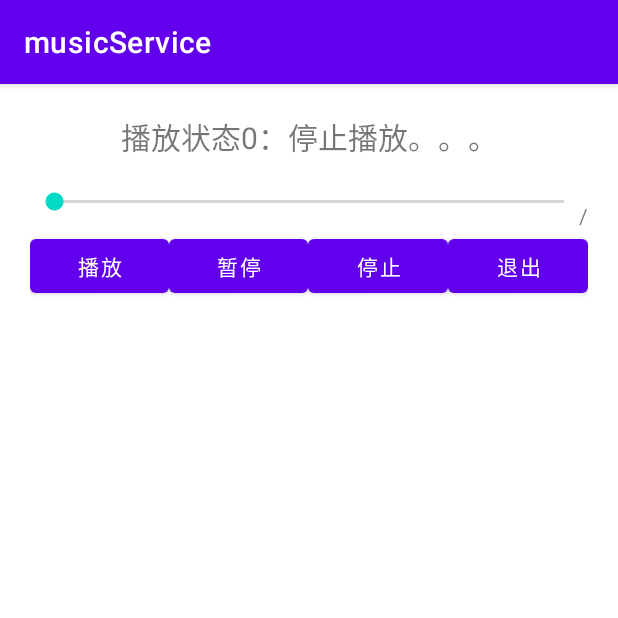
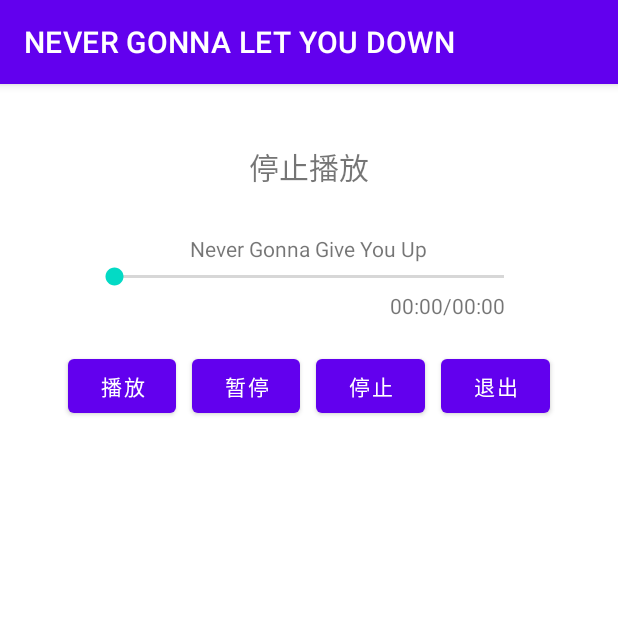
Before and after one commit to RiddMa/LearnAndroidFromScratch, an Android app: the screen it shows after launch (MainActivity), on a phone screen of 412 x 824 dp, the top half of it. Run offline under Robolectric (Android 15) with nearby library versions, the phone set to English and light mode, and no system bars; 2 statements that could not run were skipped.

Commit message:
NEVER GONNA GIVE NEVER GONNA GIVE

```diff
--- a/app/src/main/AndroidManifest.xml
+++ b/app/src/main/AndroidManifest.xml
@@ -5,7 +5,7 @@
     <application
         android:allowBackup="true"
         android:icon="@mipmap/ic_launcher"
-        android:label="@string/app_name"
+        android:label="NEVER GONNA LET YOU DOWN"
         android:roundIcon="@mipmap/ic_launcher_round"
         android:supportsRtl="true"
         android:theme="@style/Theme.MusicService">
--- a/app/src/main/java/com/example/musicservice/MainActivity.java
+++ b/app/src/main/java/com/example/musicservice/MainActivity.java
@@ -10,18 +10,23 @@ import android.content.ServiceConnection;
 import android.os.Bundle;
 import android.os.IBinder;
 import android.view.View;
-import android.view.View.OnClickListener;
 import android.widget.SeekBar;
 import android.widget.TextView;
 
+import java.text.SimpleDateFormat;
+
 public class MainActivity extends AppCompatActivity {
 
-    TextView tv_1;
+    TextView titleInfo;
+    SeekBar seekBar;
+    TextView musicCur;
+    TextView musicLen;
+
     private MyMusicService myMusicService;
-    private int mProgress = 0;
-    private int mDuration = 1;
-    private SeekBar seekBar;
-    private boolean isBound = false;
+    @SuppressLint("SimpleDateFormat")
+    private final SimpleDateFormat msFormat = new SimpleDateFormat("mm:ss");
+    boolean isTouchingBar = false;
+    boolean wasPlaying = false;
 
     @SuppressLint("SetTextI18n")
     @Override
@@ -29,64 +34,79 @@ public class MainActivity extends AppCompatActivity {
         super.onCreate(savedInstanceState);
         setContentView(R.layout.activity_main);
 
-//      绑定 service
+        //绑定 service
         Intent intent = new Intent(this, MyMusicService.class);
         bindService(intent, conn, Context.BIND_AUTO_CREATE);
 
+        bindViews();
+    }
+
+    /**
+     * 绑定视图组件
+     */
+    private void bindViews() {
+        titleInfo = (TextView) findViewById(R.id.tv_1);
+        titleInfo.setText("停止播放");
+
+        musicCur = (TextView) findViewById(R.id.music_cur);
+        musicLen = (TextView) findViewById(R.id.music_length);
 
         seekBar = (SeekBar) findViewById(R.id.seekBar);
-        tv_1 = (TextView) findViewById(R.id.tv_1);
-        tv_1.setText("播放状态0：停止播放。。。");
+        //实现改变 seekBar 时的操作
+        seekBar.setOnSeekBarChangeListener(new SeekBar.OnSeekBarChangeListener() {
+            @Override
+            public void onProgressChanged(SeekBar seekBar, int progress, boolean fromUser) {
+                if (isTouchingBar) {
+                    myMusicService.controlPlayerSeek(progress);
+                }
+            }
 
-//        seekBar.setOnClickListener(new OnClickListener() {
-//            @Override
-//            public void onClick(View v) {
-//                myMusicService.getProgress();
-//                listenProgress();
-//            }
-//        });
+            @Override
+            public void onStartTrackingTouch(SeekBar seekBar) {
+                isTouchingBar = true;
+                if (myMusicService.isMyMusicPlaying()) {
+                    wasPlaying = true;
+                    myMusicService.controlPlayer("pause");
+                } else {
+                    wasPlaying = false;
+                }
+            }
+
+            @Override
+            public void onStopTrackingTouch(SeekBar seekBar) {
+                isTouchingBar = false;
+                if (wasPlaying) {
+                    myMusicService.controlPlayer("play");
+                }
+            }
+        });
     }
-
-//    public void listenProgress() {
-//        new Thread(new Runnable() {
-//            @Override
-//            public void run() {
-//                mProgress = myMusicService.getProgress();
-//                seekBar.setProgress((mProgress *100)/ mDuration);
-//                System.out.println((mProgress *100)/ mDuration);
-//                try {
-//                    Thread.sleep(1000);
-//                } catch (InterruptedException e) {
-//                    e.printStackTrace();
-//                }
-//            }
-//        }).start();
-//    }
-
 
     ServiceConnection conn = new ServiceConnection() {
 
         @Override
         public void onServiceDisconnected(ComponentName name) {
-            isBound = false;
-            System.out.println("ServiceDisconnected");
         }
 
         @Override
         public void onServiceConnected(ComponentName name, IBinder service) {
             MyMusicService.MusicBinder musicBinder = (MyMusicService.MusicBinder) service;
-            //返回一个MyMusicService对象
+            //获取MyMusicService对象实例
             myMusicService = musicBinder.getService();
-            isBound = true;
-
-            myMusicService.setOnProgressListener(new OnProgressListener() {
-                @Override
-                public void onProgress(int progress,int duration) {
-                    seekBar.setProgress((progress*100)/duration);
-//                    System.out.println("service:" + progress + ", " + duration);
+            myMusicService.setOnProgressListener((progress, duration) -> {
+                if (duration != 0) {
+                    seekBar.setMax(duration);
+                    seekBar.setProgress(progress);
+                } else {
+                    seekBar.setMax(100);
+                    seekBar.setProgress(0);
                 }
+                //post方法通知UI线程更新界面
+                musicLen.post(() -> {
+                    musicCur.setText(msFormat.format(progress));
+                    musicLen.setText(msFormat.format(duration));
+                });
             });
-            System.out.println("ServiceConnected");
         }
     };
 
@@ -94,38 +114,26 @@ public class MainActivity extends AppCompatActivity {
     @SuppressLint("SetTextI18n")
     public void play_onclick(View view) {
         myMusicService.controlPlayer("play");
-        mDuration = myMusicService.getMusicDuration();
-        System.out.println(mDuration);
-        tv_1.setText("播放状态1：正在播放。。。");
+        titleInfo.setText("正在播放");
+    }
+
+    @SuppressLint("SetTextI18n")
+    public void pause_onclick(View view) {
+        myMusicService.controlPlayer("pause");
+        titleInfo.setText("暂停播放");
     }
 
     @SuppressLint("SetTextI18n")
     public void stop_onclick(View view) {
-        Intent intent = new Intent(this, MyMusicService.class);
-
-        intent.putExtra("action", "stop");
-
-        startService(intent);
-
-        tv_1.setText("播放状态0：停止播放。。。");
-    }
-
-    @SuppressLint("SetTextI18n")
-    public void pause_onclick(View view) {
-        Intent intent = new Intent(this, MyMusicService.class);
-
-        intent.putExtra("action", "pause");
-
-        startService(intent);
-
-        tv_1.setText("播放状态2：暂停播放。。。");
+        myMusicService.controlPlayer("stop");
+        titleInfo.setText("停止播放");
     }
 
     public void exit_onclick(View view) {
         stop_onclick(view);
+        onDestroy();
         finish();
     }
-
 
     @Override
     protected void onDestroy() {
--- a/app/src/main/res/layout/activity_main.xml
+++ b/app/src/main/res/layout/activity_main.xml
@@ -3,7 +3,7 @@
     xmlns:tools="http://schemas.android.com/tools"
     android:layout_width="match_parent"
     android:layout_height="match_parent"
-    android:padding="20dp"
+    android:padding="40dp"
     android:orientation="vertical">
 
     <TextView
@@ -15,6 +15,7 @@
         android:id="@+id/tv_1"/>
 
     <RelativeLayout
+        android:padding="20dp"
         android:layout_width="match_parent"
         android:layout_height="wrap_content">
 
@@ -22,25 +23,29 @@
             android:id="@+id/music_name"
             android:layout_width="wrap_content"
             android:layout_height="wrap_content"
-            android:layout_above="@id/seekBar"
             android:layout_centerHorizontal="true"
-            android:text="aadas" />
+            android:text="Never Gonna Give You Up" />
 
         <SeekBar
             android:id="@+id/seekBar"
             android:layout_width="match_parent"
             android:layout_height="wrap_content"
-            android:layout_centerInParent="true"/>
+            android:layout_centerVertical="true"
+            android:layout_marginVertical="10dp"
+             />
 
         <LinearLayout
+            android:layout_marginRight="15dp"
             android:layout_width="wrap_content"
             android:layout_height="wrap_content"
             android:layout_below="@id/seekBar"
             android:layout_alignEnd="@id/seekBar"
-            android:layout_alignRight="@id/seekBar">
+            android:layout_alignRight="@id/seekBar"
+            android:layout_marginEnd="15dp">
 
             <TextView
                 android:id="@+id/music_cur"
+                android:text="00:00"
                 android:layout_width="wrap_content"
                 android:layout_height="wrap_content" />
 
@@ -52,7 +57,8 @@
             <TextView
                 android:id="@+id/music_length"
                 android:layout_width="wrap_content"
-                android:layout_height="wrap_content" />
+                android:layout_height="match_parent"
+                android:text="00:00" />
 
         </LinearLayout>
 
@@ -60,32 +66,39 @@
 
     <LinearLayout
         android:layout_width="match_parent"
-        android:layout_height="wrap_content">
+        android:layout_height="134dp">
 
         <Button
             android:layout_width="0dp"
+            android:layout_marginHorizontal="5dp"
             android:layout_height="wrap_content"
             android:layout_weight="1"
-            android:text="播放"
-            android:onClick="play_onclick"/>
+            android:onClick="play_onclick"
+            android:text="播放" />
+
         <Button
             android:layout_width="0dp"
+            android:layout_marginHorizontal="5dp"
             android:layout_height="wrap_content"
             android:layout_weight="1"
-            android:text="暂停"
-            android:onClick="pause_onclick"/>
+            android:onClick="pause_onclick"
+            android:text="暂停" />
+
         <Button
             android:layout_width="0dp"
+            android:layout_marginHorizontal="5dp"
             android:layout_height="wrap_content"
             android:layout_weight="1"
-            android:text="停止"
-            android:onClick="stop_onclick"/>
+            android:onClick="stop_onclick"
+            android:text="停止" />
+
         <Button
             android:layout_width="0dp"
+            android:layout_marginHorizontal="5dp"
             android:layout_height="wrap_content"
             android:layout_weight="1"
-            android:text="退出"
-            android:onClick="exit_onclick"/>
+            android:onClick="exit_onclick"
+            android:text="退出" />
     </LinearLayout>
 
 </LinearLayout>
```
Also changed, not shown: app/src/main/java/com/example/musicservice/MyMusicService.java (+53 -63 lines), 1 other file.
